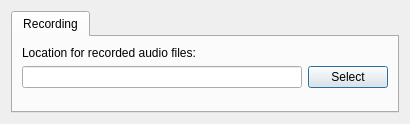
Before: the Qt Designer form qtgui/audio_options.ui in gqrx-sdr/gqrx, drawn with Qt 5.
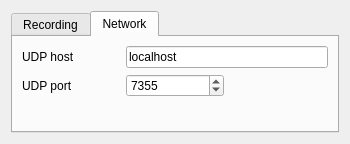
After: the same form once the commit is applied. The open tabs and pages were chosen to show the change. Icons and pictures are not drawn.

Commit message:
Add basic network streaming of audio over UDP.
The audio output of the receiver can now be streamed to a spefied host and
port using UDP. Currently only one channel is streamed using 48 kHz sample
rate. The audio is converted to short (S16LE) and a client side command
line could be:

  nc -l -u 7355 | aplay -r 48k -f S16_LE -t raw -c 1

```diff
--- a/qtgui/audio_options.ui
+++ b/qtgui/audio_options.ui
@@ -6,8 +6,8 @@
    <rect>
     <x>0</x>
     <y>0</y>
-    <width>410</width>
-    <height>124</height>
+    <width>350</width>
+    <height>144</height>
    </rect>
   </property>
   <property name="windowTitle">
@@ -71,6 +71,91 @@
        </item>
       </layout>
      </widget>
+     <widget class="QWidget" name="tab2">
+      <attribute name="title">
+       <string>Network</string>
+      </attribute>
+      <attribute name="toolTip">
+       <string>Network streaming settings</string>
+      </attribute>
+      <layout class="QVBoxLayout" name="verticalLayout_3">
+       <item>
+        <layout class="QGridLayout" name="gridLayout">
+         <item row="0" column="0">
+          <widget class="QLabel" name="hostLabel">
+           <property name="sizePolicy">
+            <sizepolicy hsizetype="Minimum" vsizetype="Preferred">
+             <horstretch>0</horstretch>
+             <verstretch>0</verstretch>
+            </sizepolicy>
+           </property>
+           <property name="toolTip">
+            <string>Network host to stream to</string>
+           </property>
+           <property name="text">
+            <string>UDP host</string>
+           </property>
+          </widget>
+         </item>
+         <item row="0" column="1" colspan="2">
+          <widget class="QLineEdit" name="udpHost">
+           <property name="toolTip">
+            <string>Network host to stream to</string>
+           </property>
+           <property name="text">
+            <string>localhost</string>
+           </property>
+          </widget>
+         </item>
+         <item row="1" column="0">
+          <widget class="QLabel" name="portLabel">
+           <property name="sizePolicy">
+            <sizepolicy hsizetype="Minimum" vsizetype="Preferred">
+             <horstretch>0</horstretch>
+             <verstretch>0</verstretch>
+            </sizepolicy>
+           </property>
+           <property name="toolTip">
+            <string>Network port to stream to</string>
+           </property>
+           <property name="text">
+            <string>UDP port</string>
+           </property>
+          </widget>
+         </item>
+         <item row="1" column="1">
+          <widget class="QSpinBox" name="udpPort">
+           <property name="toolTip">
+            <string>Network port to stream to</string>
+           </property>
+           <property name="minimum">
+            <number>1</number>
+           </property>
+           <property name="maximum">
+            <number>65535</number>
+           </property>
+           <property name="value">
+            <number>7355</number>
+           </property>
+          </widget>
+         </item>
+        </layout>
+       </item>
+       <item>
+        <spacer name="verticalSpacer_2">
+         <property name="orientation">
+          <enum>Qt::Vertical</enum>
+         </property>
+         <property name="sizeHint" stdset="0">
+          <size>
+           <width>20</width>
+           <height>1</height>
+          </size>
+         </property>
+        </spacer>
+       </item>
+      </layout>
+     </widget>
     </widget>
    </item>
   </layout>
```
Left out of the diff: 3 changed lines with no effect on the pictures. The commit also changes 13 other files.
